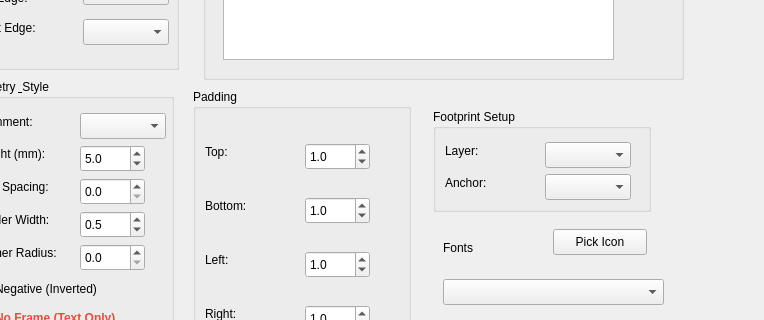
This is gui.ui in thanhduongvs/kicad-text-label as Qt 5 draws it before an edit; both pictures show x 107 to 871 and y 351 to 671 of the 966 by 1122 pixel window. The edited form follows.
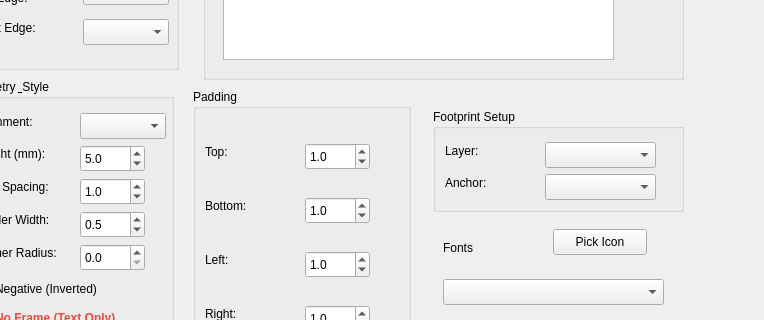
This is the edited form. Icons and pictures are not drawn.

```diff
--- a/gui.ui
+++ b/gui.ui
@@ -173,7 +173,7 @@
      <rect>
       <x>540</x>
       <y>460</y>
-      <width>218</width>
+      <width>251</width>
       <height>103</height>
      </rect>
     </property>
@@ -198,7 +198,7 @@
       <rect>
        <x>112</x>
        <y>33</y>
-       <width>86</width>
+       <width>111</width>
        <height>26</height>
       </rect>
      </property>
@@ -221,7 +221,7 @@
       <rect>
        <x>112</x>
        <y>65</y>
-       <width>86</width>
+       <width>111</width>
        <height>26</height>
       </rect>
      </property>
@@ -597,6 +597,9 @@
      <property name="singleStep">
       <double>0.100000000000000</double>
      </property>
+     <property name="value">
+      <double>1.000000000000000</double>
+     </property>
     </widget>
     <widget class="QLabel" name="labelSpacing">
      <property name="geometry">
```
